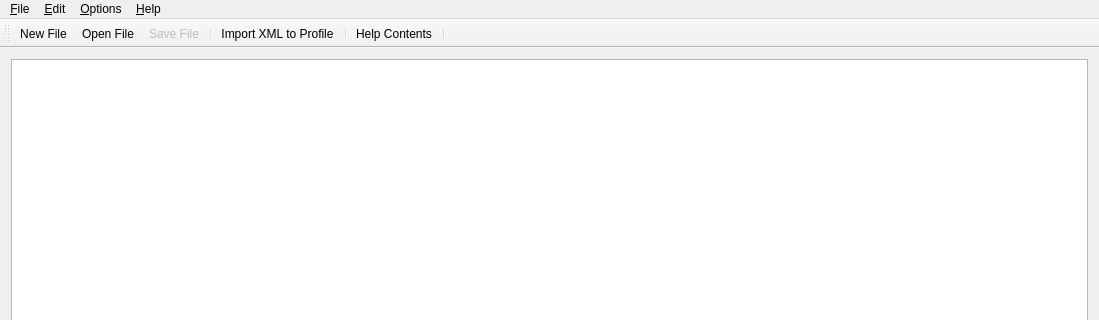
The window that mainwindow.ui (goblincoding/xmlmill) describes before a commit, drawn with Qt 5; both pictures show x 0 to 1099 and y 0 to 320 of the 1099 by 659 pixel window.
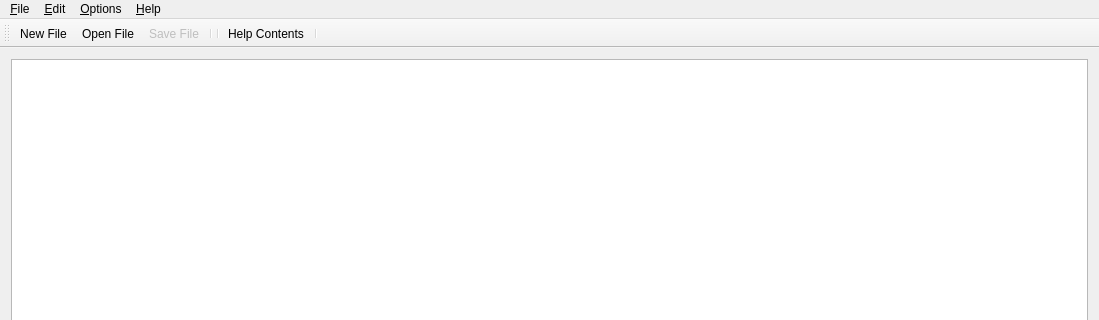
The same window after the commit. Icons and pictures are not drawn.

Commit message: Automatically import XML when file opened, kill the spinner as soon as the DB thread emits a result

```diff
--- a/mainwindow.ui
+++ b/mainwindow.ui
@@ -112,7 +112,6 @@
    <addaction name="actionOpen"/>
    <addaction name="actionSave"/>
    <addaction name="separator"/>
-   <addaction name="actionImportXMLToDatabase"/>
    <addaction name="separator"/>
    <addaction name="actionHelpContents"/>
    <addaction name="separator"/>
@@ -216,21 +215,6 @@
     <string>Forget all saved preferences regarding messages/warnings/queries.</string>
    </property>
   </action>
-  <action name="actionImportXMLToDatabase">
-   <property name="enabled">
-    <bool>true</bool>
-   </property>
-   <property name="icon">
-    <iconset resource="resources/resources.qrc">
-     <normaloff>:/resources/importxml.png</normaloff>:/resources/importxml.png</iconset>
-   </property>
-   <property name="text">
-    <string>I&amp;mport XML to Profile</string>
-   </property>
-   <property name="whatsThis">
-    <string>Import the current XML document to the active profile.</string>
-   </property>
-  </action>
   <action name="actionHelpContents">
    <property name="icon">
     <iconset resource="resources/resources.qrc">
```
Left out of the diff: 1 changed line with no effect on the pictures. The commit also changes 4 other files.
